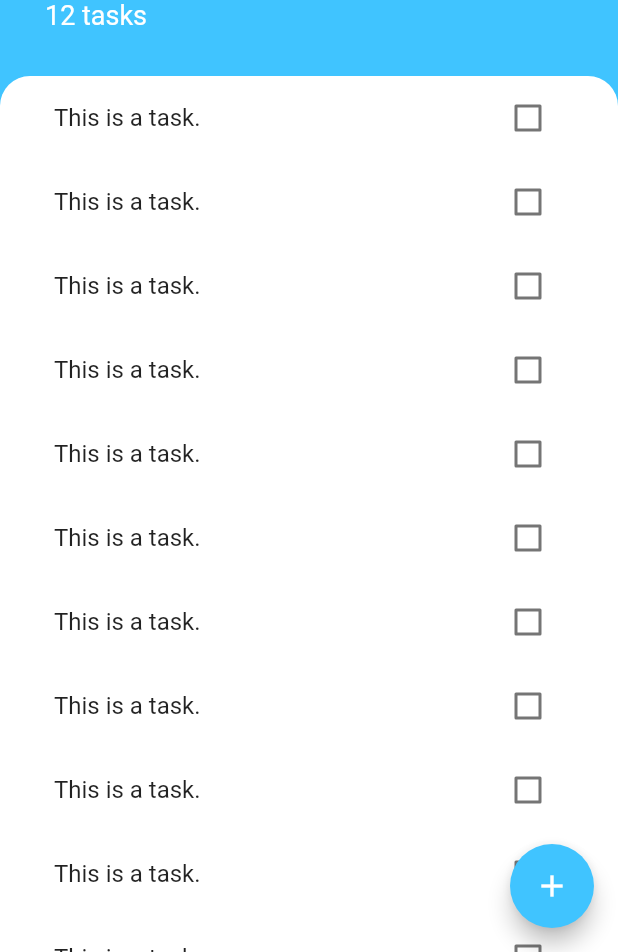
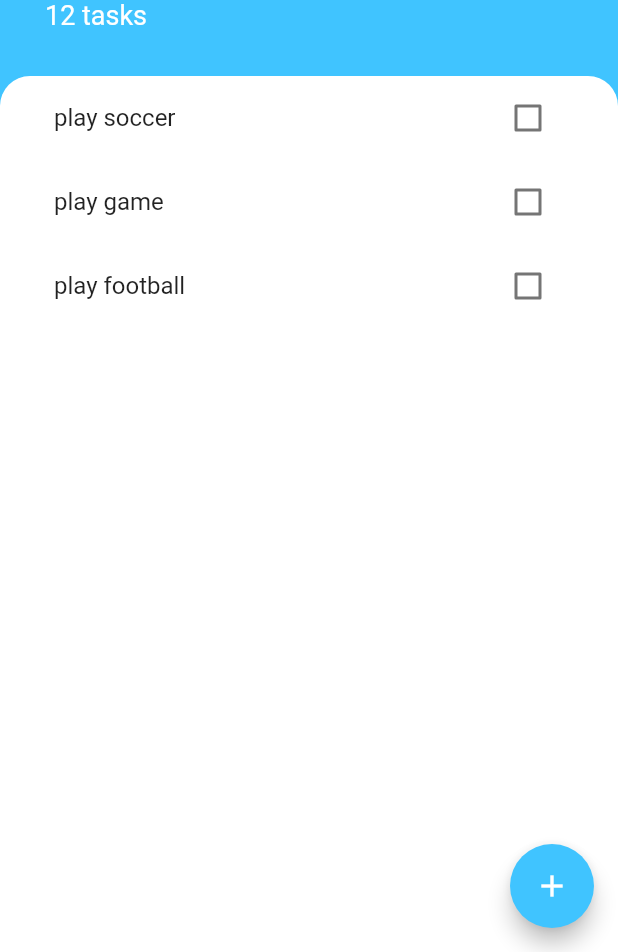
Before and after one commit to Aspabac/Todo_flutter, a Flutter app: the screen it shows after launch, on a phone screen of 412 x 824 dp, the part 284-1236 px from its top. Run offline on Flutter 3.47's test engine with Material 2 defaults, Android fonts, the phone set to English and light mode, and no system bars.

Commit message:
refactor hardcode to dynamic

```diff
--- /dev/null
+++ b/lib/models/task.dart
@@ -0,0 +1,10 @@
+class Task {
+  final String name;
+  bool isDone;
+
+  Task({this.name, this.isDone = false});
+
+  void toggleDone() {
+    isDone = !isDone;
+  }
+}
--- a/lib/widgets/task_tile.dart
+++ b/lib/widgets/task_tile.dart
@@ -1,45 +1,25 @@
 import 'package:flutter/material.dart';
 
-class TaskTile extends StatefulWidget {
-  @override
-  _TaskTileState createState() => _TaskTileState();
-}
+class TaskTile extends StatelessWidget {
+  final bool isChecked;
+  final String taskTitle;
+  final Function checkboxCallback;
 
-class _TaskTileState extends State<TaskTile> {
-  bool isChecked = false;
+  TaskTile({this.isChecked, this.taskTitle, this.checkboxCallback});
 
   @override
   Widget build(BuildContext context) {
     return ListTile(
       title: Text(
-        'This is a task.',
+        taskTitle,
         style: TextStyle(
             decoration: isChecked ? TextDecoration.lineThrough : null),
       ),
-      trailing: TaskCheckbox(
-        checkboxState: isChecked,
-        toggleCheckboxState: (bool newValue) {
-          setState(() {
-            isChecked = newValue;
-          });
-        },
+      trailing: Checkbox(
+        activeColor: Colors.lightBlueAccent,
+        value: isChecked,
+        onChanged: checkboxCallback,
       ),
     );
   }
 }
-
-class TaskCheckbox extends StatelessWidget {
-  final bool checkboxState;
-  final Function toggleCheckboxState;
-
-  TaskCheckbox({this.checkboxState, this.toggleCheckboxState});
-
-  @override
-  Widget build(BuildContext context) {
-    return Checkbox(
-      activeColor: Colors.lightBlueAccent,
-      value: checkboxState,
-      onChanged: toggleCheckboxState,
-    );
-  }
-}
--- a/lib/widgets/tasks_list.dart
+++ b/lib/widgets/tasks_list.dart
@@ -1,27 +1,34 @@
 import 'package:flutter/material.dart';
+import 'package:todo_flutter/models/task.dart';
 import 'package:todo_flutter/widgets/task_tile.dart';
 
-class TasksList extends StatelessWidget {
+class TasksList extends StatefulWidget {
+  @override
+  _TasksListState createState() => _TasksListState();
+}
+
+class _TasksListState extends State<TasksList> {
+  List<Task> tasks = [
+    Task(name: 'play soccer'),
+    Task(name: 'play game'),
+    Task(name: 'play football'),
+  ];
+
   @override
   Widget build(BuildContext context) {
-    return ListView(
-      children: [
-        TaskTile(),
-        TaskTile(),
-        TaskTile(),
-        TaskTile(),
-        TaskTile(),
-        TaskTile(),
-        TaskTile(),
-        TaskTile(),
-        TaskTile(),
-        TaskTile(),
-        TaskTile(),
-        TaskTile(),
-        TaskTile(),
-        TaskTile(),
-        TaskTile(),
-      ],
+    return ListView.builder(
+      itemBuilder: (context, index) {
+        return TaskTile(
+          taskTitle: tasks[index].name,
+          isChecked: tasks[index].isDone,
+          checkboxCallback: (newValue) {
+            setState(() {
+              tasks[index].toggleDone();
+            });
+          },
+        );
+      },
+      itemCount: tasks.length,
     );
   }
 }
```
